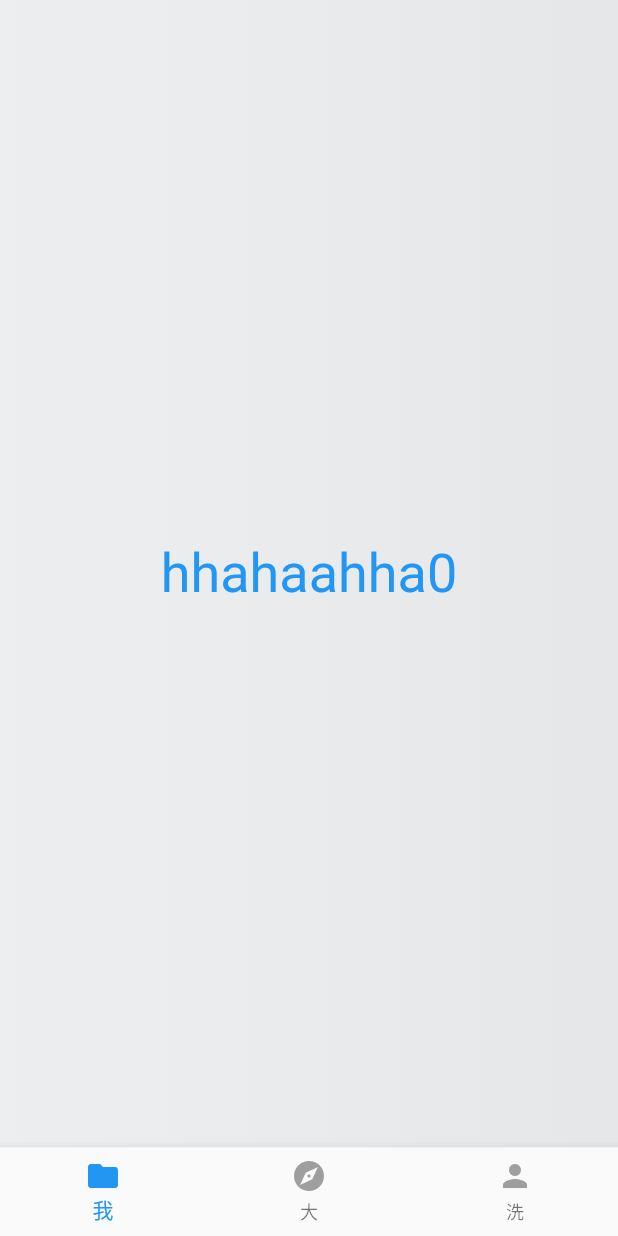
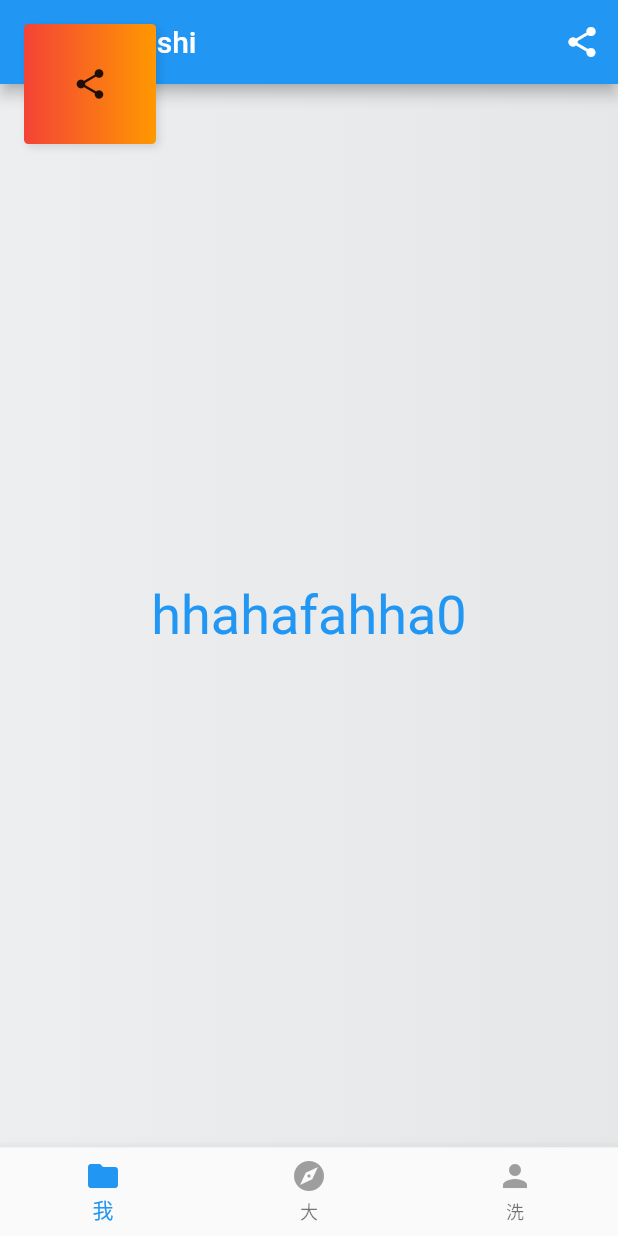
Before and after one commit to carpediemvv/flutter_buildself, a Flutter app: the TabNavigator screen opened directly, on a phone screen of 412 x 824 dp. Run offline on Flutter 3.47's test engine with Material 2 defaults, Android fonts, the light colour scheme and no system bars.

Commit message:
添加测试代码

```diff
--- a/lib/main.dart
+++ b/lib/main.dart
@@ -1,6 +1,6 @@
 import 'package:flutter/material.dart';
+import 'package:puyang/tab_navigator.dart';
 
-import 'Test/test.dart';
 
 void main() => runApp(MyApp());
 
@@ -9,6 +9,7 @@ class MyApp extends StatelessWidget {
   @override
   Widget build(BuildContext context) {
     return MaterialApp(
+      debugShowCheckedModeBanner: false,
       title: 'Flutter Demo',
       theme: ThemeData(
         // This is the theme of your application.
@@ -22,7 +23,7 @@ class MyApp extends StatelessWidget {
         // is not restarted.
         primarySwatch: Colors.blue,
       ),
-      home: TestContainerStateful(),
+      home: TabNavigator(),//
     );
   }
 }
--- a/lib/tab_navigator.dart
+++ b/lib/tab_navigator.dart
@@ -14,15 +14,36 @@ class _TabNavigatorState extends State<TabNavigator> {
   @override
   Widget build(BuildContext context) {
     return Scaffold(
+      appBar: AppBar(
+        title: Text('cdeshi'),
+        actions: <Widget>[
+          IconButton(icon: Icon(Icons.share), onPressed: () {})
+        ],
+      ),
+      endDrawer: new Drawer(),
+      drawer: new Drawer(),
+      floatingActionButton: ConstrainedBox(
+        constraints: BoxConstraints.tightFor(width: 88, height: 80),
+        child: DecoratedBox(
+          decoration: BoxDecoration(
+              gradient: LinearGradient(colors: [Colors.red, Colors.orange]),
+              borderRadius: BorderRadius.circular(3),
+              boxShadow: [
+                BoxShadow(
+                    color: Colors.black12, offset: Offset(2, 2), blurRadius: 4)
+              ]),
+          child:Icon(Icons.share),),
+      ),
+      floatingActionButtonLocation:  FloatingActionButtonLocation.startTop,
       body: Container(
         decoration: BoxDecoration(
             gradient: LinearGradient(colors: [
-          Color(0xffedeef0),
-          Color(0xffe6e7e9),
-        ])),
+              Color(0xffedeef0),
+              Color(0xffe6e7e9),
+            ])),
         child: Center(
           child: Text(
-            'hhahaahha$_currentIndex',
+            'hhahafahha$_currentIndex',
             style: TextStyle(fontSize: 36, color: Colors.blue),
           ),
         ),
```
Also changed, not shown: 1 other file.
